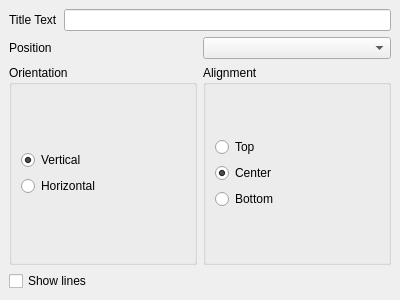
Old version of the form uitools/KDChartLegendPropertiesWidget.ui in the repository KDAB/KDChart.
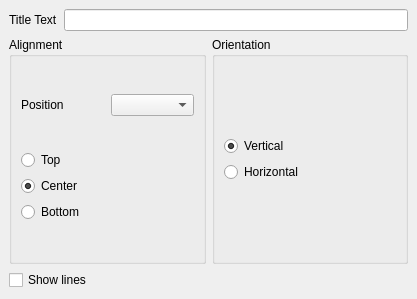
New version of the form.

Commit message: Update the alignment options when position changes and not when orientation changes. Matches what the library does, as alignment is related to the position of the legend, and not the orientation of it

The edit to the form file:
```diff
--- a/uitools/KDChartLegendPropertiesWidget.ui
+++ b/uitools/KDChartLegendPropertiesWidget.ui
@@ -5,24 +5,16 @@
    <rect>
     <x>0</x>
     <y>0</y>
-    <width>400</width>
-    <height>300</height>
+    <width>417</width>
+    <height>299</height>
    </rect>
   </property>
   <property name="windowTitle" >
    <string>Form</string>
   </property>
-  <layout class="QGridLayout" >
-   <property name="margin" >
-    <number>9</number>
-   </property>
-   <property name="spacing" >
-    <number>6</number>
-   </property>
-   <item row="0" column="0" >
     <layout class="QVBoxLayout" >
      <property name="margin" >
-      <number>0</number>
+    <number>9</number>
      </property>
      <property name="spacing" >
       <number>6</number>
@@ -56,6 +48,26 @@
         <number>6</number>
        </property>
        <item>
+      <widget class="QGroupBox" name="alignmentGB" >
+       <property name="title" >
+        <string>Alignment</string>
+       </property>
+       <layout class="QVBoxLayout" >
+        <property name="margin" >
+         <number>9</number>
+        </property>
+        <property name="spacing" >
+         <number>6</number>
+        </property>
+        <item>
+         <layout class="QHBoxLayout" >
+          <property name="margin" >
+           <number>0</number>
+          </property>
+          <property name="spacing" >
+           <number>6</number>
+          </property>
+          <item>
         <widget class="QLabel" name="positionLB" >
          <property name="text" >
           <string>Position</string>
@@ -68,68 +80,6 @@
       </layout>
      </item>
      <item>
-      <layout class="QHBoxLayout" >
-       <property name="margin" >
-        <number>0</number>
-       </property>
-       <property name="spacing" >
-        <number>6</number>
-       </property>
-       <item>
-        <widget class="QGroupBox" name="OrientationGB" >
-         <property name="title" >
-          <string>Orientation</string>
-         </property>
-         <layout class="QGridLayout" >
-          <property name="margin" >
-           <number>9</number>
-          </property>
-          <property name="spacing" >
-           <number>6</number>
-          </property>
-          <item row="0" column="0" >
-           <layout class="QVBoxLayout" >
-            <property name="margin" >
-             <number>0</number>
-            </property>
-            <property name="spacing" >
-             <number>6</number>
-            </property>
-            <item>
-             <widget class="QRadioButton" name="verticalRB" >
-              <property name="text" >
-               <string>Vertical</string>
-              </property>
-              <property name="checked" >
-               <bool>true</bool>
-              </property>
-             </widget>
-            </item>
-            <item>
-             <widget class="QRadioButton" name="horizontalRB" >
-              <property name="text" >
-               <string>Horizontal</string>
-              </property>
-             </widget>
-            </item>
-           </layout>
-          </item>
-         </layout>
-        </widget>
-       </item>
-       <item>
-        <widget class="QGroupBox" name="alignmentGB" >
-         <property name="title" >
-          <string>Alignment</string>
-         </property>
-         <layout class="QGridLayout" >
-          <property name="margin" >
-           <number>9</number>
-          </property>
-          <property name="spacing" >
-           <number>6</number>
-          </property>
-          <item row="0" column="0" >
            <layout class="QVBoxLayout" >
             <property name="margin" >
              <number>0</number>
@@ -166,6 +116,48 @@
          </layout>
         </widget>
        </item>
+     <item>
+      <widget class="QGroupBox" name="OrientationGB" >
+       <property name="title" >
+        <string>Orientation</string>
+       </property>
+       <layout class="QGridLayout" >
+        <property name="margin" >
+         <number>9</number>
+        </property>
+        <property name="spacing" >
+         <number>6</number>
+        </property>
+        <item row="0" column="0" >
+         <layout class="QVBoxLayout" >
+          <property name="margin" >
+           <number>0</number>
+          </property>
+          <property name="spacing" >
+           <number>6</number>
+          </property>
+          <item>
+           <widget class="QRadioButton" name="verticalRB" >
+            <property name="text" >
+             <string>Vertical</string>
+            </property>
+            <property name="checked" >
+             <bool>true</bool>
+            </property>
+           </widget>
+          </item>
+          <item>
+           <widget class="QRadioButton" name="horizontalRB" >
+            <property name="text" >
+             <string>Horizontal</string>
+            </property>
+           </widget>
+          </item>
+         </layout>
+        </item>
+       </layout>
+      </widget>
+     </item>
       </layout>
      </item>
      <item>
@@ -174,8 +166,6 @@
         <string>Show lines</string>
        </property>
       </widget>
-     </item>
-    </layout>
    </item>
   </layout>
  </widget>
```
Lines whose indentation alone changed are shown as unchanged. The commit also changes 1 other file.
